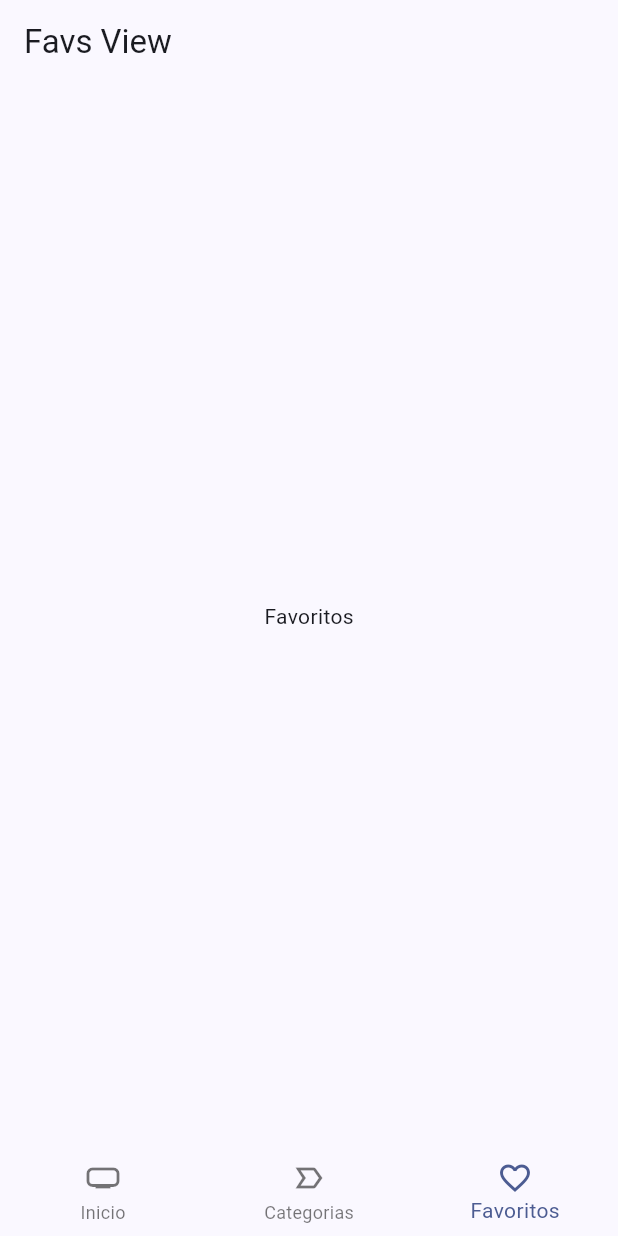
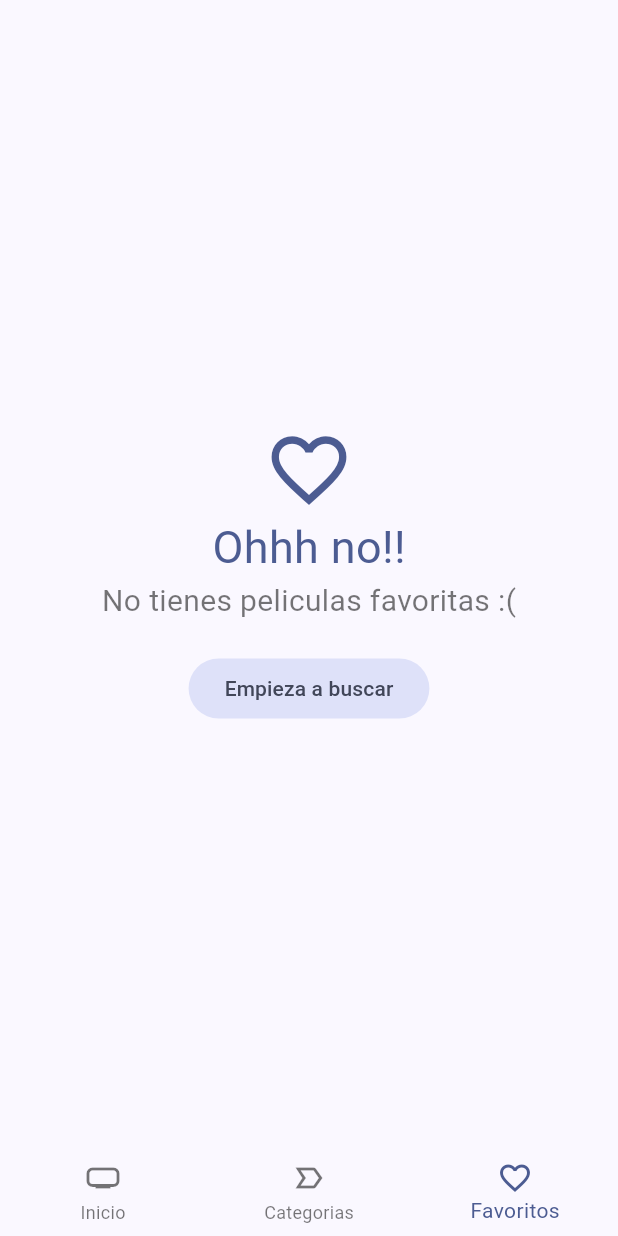
Before and after one commit to Staramper/Cinemapedia, a Flutter app: the screen it shows after launch, item 3 of the bottom bar chosen, on a phone screen of 412 x 824 dp. Run offline on Flutter 3.47's test engine with Material 3 defaults, Android fonts, the phone set to English and light mode, and no system bars; our stand-ins replace animate_do, card_swiper, dio, flutter_dotenv, flutter_riverpod, go_router and 1 more; accounts and stored records are empty; generated files the repository leaves out were written again; network calls fail.

Commit message:
Favorite View Done

```diff
--- a/lib/infrestructure/repositories/local_storage_repository_impl.dart
+++ b/lib/infrestructure/repositories/local_storage_repository_impl.dart
@@ -1,9 +1,6 @@
-
 import 'package:cinemapedia/domain/entities/movie.dart';
 import 'package:cinemapedia/domain/datasource/local_storage_datasource.dart';
 import 'package:cinemapedia/domain/repositories/local_storage_repository.dart';
-
-
 
 class LocalStorageRepositoryImpl extends LocalStorageRepository {
 
--- a/lib/presentation/delegates/search_movie_delegate.dart
+++ b/lib/presentation/delegates/search_movie_delegate.dart
@@ -55,7 +55,7 @@ class SearchMovieDelegate extends SearchDelegate<Movie?> {
           itemBuilder: (context, index) => _MovieItem(
             movie: movies[index],
             onMovieSelected: (context, movies){
-              clearStreams();
+              // clearStreams();
               close(context, movies);
             },
           ),
--- a/lib/presentation/providers/providers.dart
+++ b/lib/presentation/providers/providers.dart
@@ -6,5 +6,9 @@ export 'movies/initial_loading_provider.dart';
 export 'movies/movies_providers.dart';
 export 'movies/movies_repository_provider.dart';
 export 'movies/movies_slideshow_provider.dart';
+export 'movies/movie_info_provider.dart';
 
 export 'search/search_movies_provider.dart';
+
+export 'storage/local_storage_provider.dart';
+export 'storage/favorite_movies_provider.dart';
--- a/lib/presentation/screens/movies/home_screen.dart
+++ b/lib/presentation/screens/movies/home_screen.dart
@@ -16,7 +16,7 @@ class HomeScreen extends StatelessWidget {
   final viewRoutes = const <Widget>[
     HomeView(),
     CateView(), // <----- Categorias View
-    FavsView(),
+    FavoriteView(),
   ];
 
   @override
--- /dev/null
+++ b/lib/presentation/views/movies/favorites_view.dart
@@ -0,0 +1,82 @@
+import 'package:flutter/material.dart';
+import 'package:flutter_riverpod/flutter_riverpod.dart';
+import 'package:cinemapedia/presentation/widgets/widgets.dart';
+import 'package:cinemapedia/presentation/providers/providers.dart';
+import 'package:go_router/go_router.dart';
+
+class FavoriteView extends ConsumerStatefulWidget {
+  const FavoriteView({super.key});
+
+  @override
+  FavoriteViewState createState() => FavoriteViewState();
+}
+
+class FavoriteViewState extends ConsumerState<FavoriteView> {
+
+  bool isLoanding = false;
+  bool isLastPage = false;
+
+  @override
+  void initState() {
+    super.initState();
+
+    loadNextPage();
+
+  }
+
+  void loadNextPage() async {
+    if (isLoanding || isLastPage) return;
+
+    setState(() {
+      isLoanding = true;
+    });
+
+    final movies = await ref.read(faviteMoviesProvider.notifier).loadNextPage();
+
+    setState(() {
+      isLoanding = false;
+      if (movies.isEmpty) {
+        isLastPage = true;
+      }
+    });
+  }
+
+
+  @override
+  Widget build(BuildContext context) {
+
+    final favoriteMovies = ref.watch(faviteMoviesProvider).values.toList();
+
+    if( favoriteMovies.isEmpty ){
+      final colors = Theme.of(context).colorScheme;
+
+      return Center(
+        child: Column(
+          mainAxisAlignment: MainAxisAlignment.center,
+          crossAxisAlignment: CrossAxisAlignment.center,
+          children: [
+            Icon(Icons.favorite_border, size: 60, color: colors.primary),
+            Text('Ohhh no!!', style: TextStyle( fontSize: 30, color: colors.primary )),
+            const Text('No tienes peliculas favoritas :(', style: TextStyle( fontSize: 20, color: Colors.black54)),
+
+            const SizedBox(height: 20),
+
+            FilledButton.tonal(
+              onPressed: () => context.go('/home/0'),
+              child: const Text('Empieza a buscar')
+            )
+          ],
+        ),
+      );
+
+
+    }
+
+    return Scaffold(
+      body: MoviesMasonry(
+        loandNextPage: loadNextPage,
+        movies: favoriteMovies
+        )
+    );
+  }
+}
--- a/lib/presentation/views/movies/favs_view.dart
+++ /dev/null
@@ -1,15 +0,0 @@
-import 'package:flutter/material.dart';
-
-class FavsView extends StatelessWidget {
-  const FavsView({super.key});
-
-  @override
-  Widget build(BuildContext context) {
-    return Scaffold(
-      appBar: AppBar(
-        title: const Text('Favs View'),
-      ),
-      body: const Center(child: Text('Favoritos'),),
-    );
-  }
-}
--- a/lib/presentation/views/views.dart
+++ b/lib/presentation/views/views.dart
@@ -1,4 +1,4 @@
 
-export 'movies/favs_view.dart';
+export 'movies/favorites_view.dart';
 export 'movies/home_view.dart';
-export 'movies/cate_view.dart';
+export 'movies/categories_view.dart';
--- a/lib/presentation/widgets/shared/custom_appbar.dart
+++ b/lib/presentation/widgets/shared/custom_appbar.dart
@@ -47,7 +47,7 @@ class CustomAppbar extends ConsumerWidget {
                   if(movie == null) return;
 
                   // ignore: use_build_context_synchronously
-                  context.push('/movie/${movie.id}');
+                  context.push('/home/0/movie/${movie.id}');
                 });
 
               },
--- a/lib/presentation/widgets/widgets.dart
+++ b/lib/presentation/widgets/widgets.dart
@@ -1,6 +1,9 @@
 
 export 'movies/movies_horizontal_listview.dart';
 export 'movies/movies_slideshow.dart';
+export 'movies/movie_poster_link.dart';
+export 'movies/movies_masonry.dart';
+
 export 'shared/custom_appbar.dart';
 export 'shared/custom_bottom_navigation.dart';
 export 'shared/full_screen_loader.dart';
--- a/pubspec.yaml
+++ b/pubspec.yaml
@@ -14,6 +14,7 @@ dependencies:
     sdk: flutter
   flutter_dotenv: ^5.2.1
   flutter_riverpod: ^2.6.1
+  flutter_staggered_grid_view: ^0.7.0
   go_router: ^14.6.1
   intl: ^0.20.1
   isar: ^3.1.0+1
```
Also changed, not shown: lib/infrestructure/datasource/isar_datasource.dart (+33 -10 lines), lib/presentation/providers/storage/favorite_movies_provider.dart (added, +47 -0 lines), lib/presentation/providers/storage/local_storage_provider.dart (added, +7 -0 lines), lib/presentation/screens/movies/movie_screen.dart (+28 -10 lines), lib/presentation/widgets/movies/movie_poster_link.dart (added, +27 -0 lines), lib/presentation/widgets/movies/movies_masonry.dart (added, +75 -0 lines), lib/presentation/views/movies/categories_view.dart (renamed from lib/presentation/views/movies/cate_view.dart), pubspec.lock.
